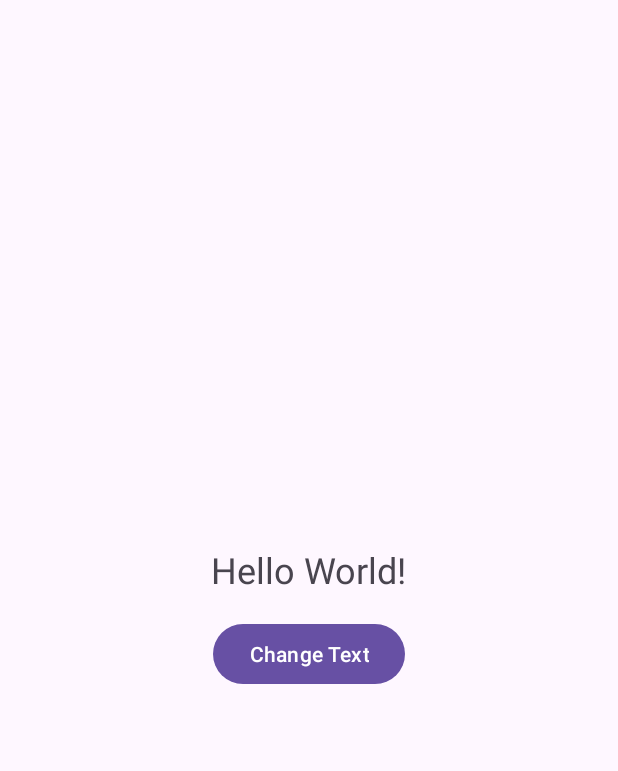
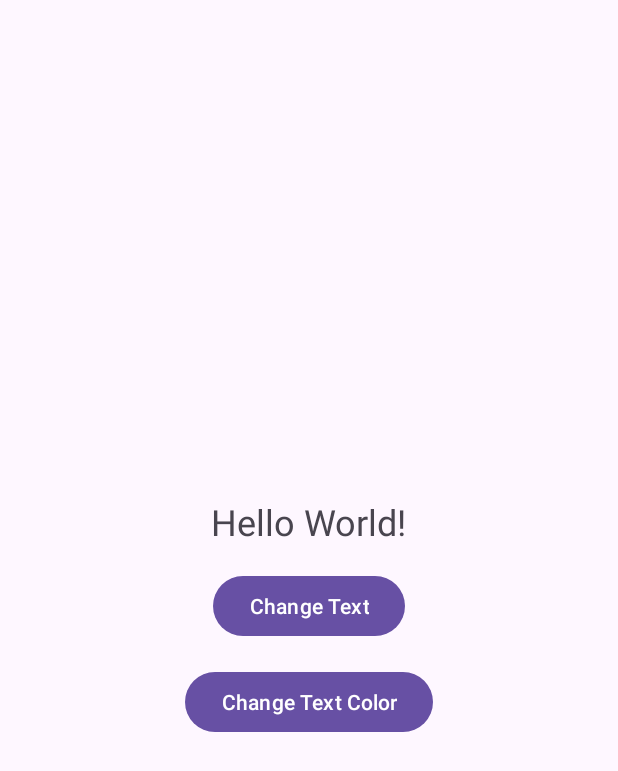
Before and after one commit to sabbirhossain16/MADT_LAB1, an Android app: the screen it shows after launch (MainActivity), on a phone screen of 412 x 824 dp. Shown: the top 771 px of the screen. Run offline under Robolectric (Android 15) with nearby library versions, the phone set to English and light mode, and no system bars.

Commit message:
Added second button to change text color

```diff
--- a/app/src/main/java/com/example/madt_lab1/MainActivity.java
+++ b/app/src/main/java/com/example/madt_lab1/MainActivity.java
@@ -16,6 +16,8 @@ public class MainActivity extends AppCompatActivity {
 
         button.setOnClickListener(v -> textView.setText("Button Clicked!"));
 
+        Button button2 = findViewById(R.id.buttonChangeColor);
+        button2.setOnClickListener(v -> textView.setTextColor(getResources().getColor(android.R.color.holo_red_dark)));
 
     }
 }
--- a/app/src/main/res/layout/activity_main.xml
+++ b/app/src/main/res/layout/activity_main.xml
@@ -19,5 +19,11 @@
         android:layout_width="wrap_content"
         android:layout_height="wrap_content"
         android:layout_marginTop="16dp" />
+    <Button
+        android:id="@+id/buttonChangeColor"
+        android:text="Change Text Color"
+        android:layout_width="wrap_content"
+        android:layout_height="wrap_content"
+        android:layout_marginTop="16dp" />
 
 </LinearLayout>
```
